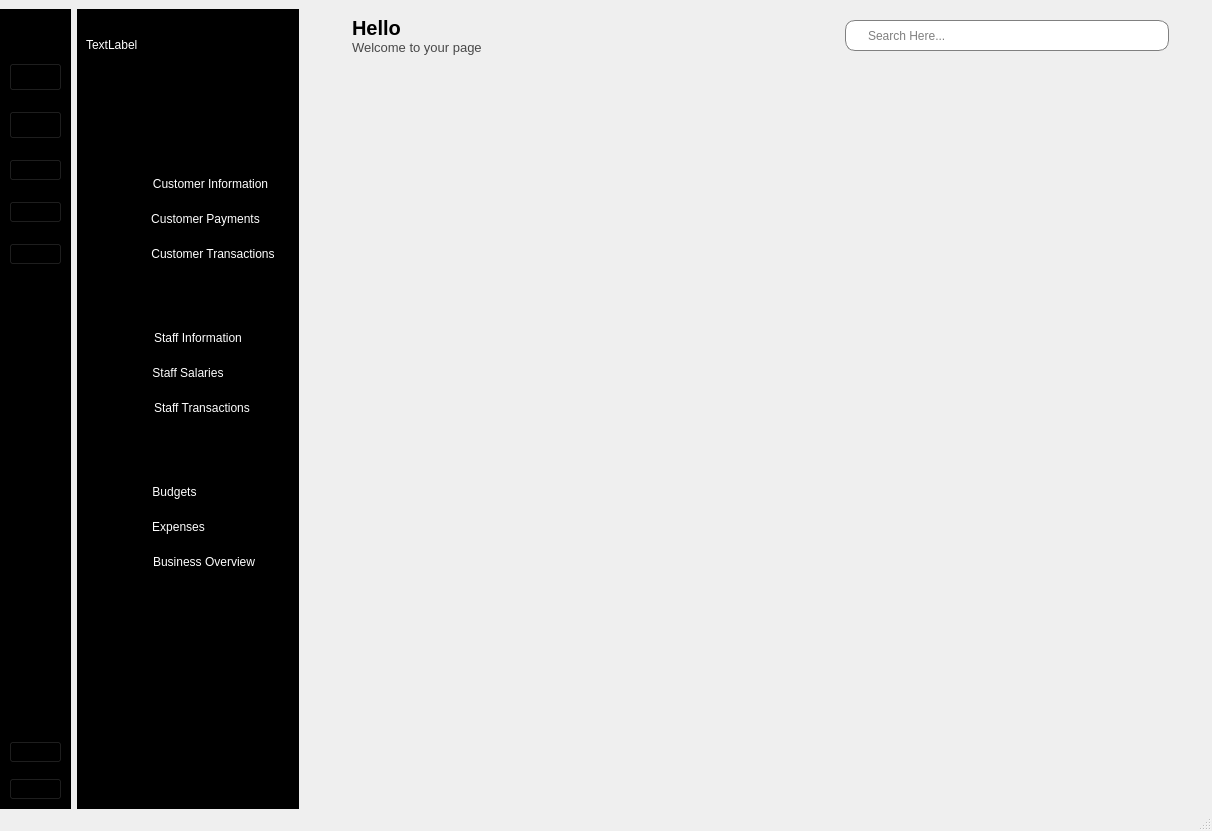
hoquangvinh124/BlackMeetWukong, file MainUI.ui: the form before one commit.
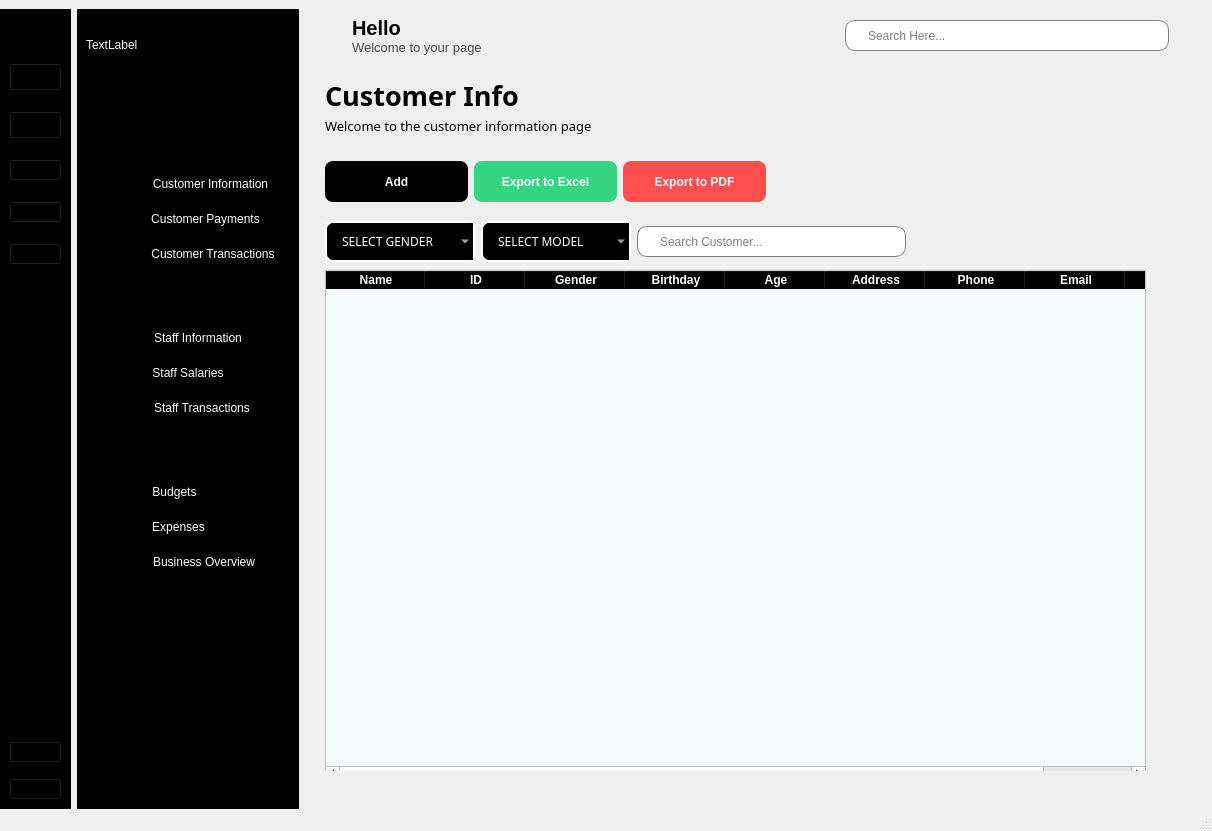
The form after the commit. The open tabs and pages were chosen to show the change. Icons and pictures are not drawn.

Commit message: Thêm File Ui

What changed in the file:
```diff
--- a/MainUI.ui
+++ b/MainUI.ui
@@ -1034,10 +1034,10 @@
          <widget class="QStackedWidget" name="stackedWidget">
           <property name="geometry">
            <rect>
-            <x>9</x>
-            <y>10</y>
-            <width>232</width>
-            <height>188</height>
+            <x>0</x>
+            <y>0</y>
+            <width>841</width>
+            <height>701</height>
            </rect>
           </property>
           <property name="maximumSize">
@@ -1090,21 +1090,395 @@
            <widget class="QLabel" name="label_9">
             <property name="geometry">
              <rect>
-              <x>250</x>
-              <y>210</y>
-              <width>331</width>
-              <height>141</height>
+              <x>20</x>
+              <y>0</y>
+              <width>221</width>
+              <height>51</height>
              </rect>
             </property>
             <property name="font">
              <font>
-              <pointsize>25</pointsize>
+              <family>Poppins</family>
+              <pointsize>20</pointsize>
+              <bold>true</bold>
              </font>
             </property>
             <property name="text">
-             <string>Customer Information</string>
+             <string>Customer Info</string>
             </property>
            </widget>
+           <widget class="QLabel" name="label_18">
+            <property name="geometry">
+             <rect>
+              <x>20</x>
+              <y>40</y>
+              <width>291</width>
+              <height>31</height>
+             </rect>
+            </property>
+            <property name="font">
+             <font>
+              <family>Poppins</family>
+              <pointsize>10</pointsize>
+              <italic>false</italic>
+              <bold>false</bold>
+             </font>
+            </property>
+            <property name="text">
+             <string>Welcome to the customer information page</string>
+            </property>
+           </widget>
+           <widget class="QTableWidget" name="studentInfo_table">
+            <property name="geometry">
+             <rect>
+              <x>20</x>
+              <y>200</y>
+              <width>821</width>
+              <height>511</height>
+             </rect>
+            </property>
+            <property name="styleSheet">
+             <string notr="true">QHeaderView::section{
+ font-weight:bold;
+ background-color:black;
+color:white;
+}
+
+QTableWidget{
+ alternate-background-color: #B0EDFB;
+ background-color: #F4F9FA;
+}
+</string>
+            </property>
+            <property name="alternatingRowColors">
+             <bool>true</bool>
+            </property>
+            <column>
+             <property name="text">
+              <string>Name</string>
+             </property>
+            </column>
+            <column>
+             <property name="text">
+              <string>ID</string>
+             </property>
+            </column>
+            <column>
+             <property name="text">
+              <string>Gender</string>
+             </property>
+            </column>
+            <column>
+             <property name="text">
+              <string>Birthday</string>
+             </property>
+            </column>
+            <column>
+             <property name="text">
+              <string>Age</string>
+             </property>
+            </column>
+            <column>
+             <property name="text">
+              <string>Address</string>
+             </property>
+            </column>
+            <column>
+             <property name="text">
+              <string>Phone</string>
+             </property>
+            </column>
+            <column>
+             <property name="text">
+              <string>Email</string>
+             </property>
+            </column>
+            <column>
+             <property name="text">
+              <string>Action</string>
+             </property>
+            </column>
+           </widget>
+           <widget class="QWidget" name="">
+            <property name="geometry">
+             <rect>
+              <x>20</x>
+              <y>90</y>
+              <width>441</width>
+              <height>43</height>
+             </rect>
+            </property>
+            <layout class="QHBoxLayout" name="horizontalLayout_4">
+             <item>
+              <widget class="QPushButton" name="addpushButton">
+               <property name="minimumSize">
+                <size>
+                 <width>0</width>
+                 <height>41</height>
+                </size>
+               </property>
+               <property name="font">
+                <font>
+                 <pointsize>-1</pointsize>
+                 <bold>true</bold>
+                </font>
+               </property>
+               <property name="styleSheet">
+                <string notr="true">QPushButton{
+	
+	background-color: rgb(0, 0, 0);
+	color: white;
+	border: none;
+	border-radius: 8px;
+	font-weight: bold;
+	font-size: 12px;
+
+}</string>
+               </property>
+               <property name="text">
+                <string>Add</string>
+               </property>
+               <property name="icon">
+                <iconset resource="Accessories/resources.qrc">
+                 <normaloff>:/add student.png</normaloff>:/add student.png</iconset>
+               </property>
+              </widget>
+             </item>
+             <item>
+              <widget class="QPushButton" name="excelExport_btn">
+               <property name="minimumSize">
+                <size>
+                 <width>0</width>
+                 <height>41</height>
+                </size>
+               </property>
+               <property name="font">
+                <font>
+                 <pointsize>-1</pointsize>
+                 <bold>true</bold>
+                </font>
+               </property>
+               <property name="styleSheet">
+                <string notr="true">QPushButton{
+	background-color: #34D481;
+	color: white;
+	border: none;
+	border-radius: 8px;
+	font-weight: bold;
+	font-size: 12px;
+
+}</string>
+               </property>
+               <property name="text">
+                <string>Export to Excel</string>
+               </property>
+               <property name="icon">
+                <iconset resource="Accessories/resources.qrc">
+                 <normaloff>:/excel.png</normaloff>:/excel.png</iconset>
+               </property>
+              </widget>
+             </item>
+             <item>
+              <widget class="QPushButton" name="pdfExport_btn">
+               <property name="minimumSize">
+                <size>
+                 <width>0</width>
+                 <height>41</height>
+                </size>
+               </property>
+               <property name="font">
+                <font>
+                 <pointsize>-1</pointsize>
+                 <bold>true</bold>
+                </font>
+               </property>
+               <property name="styleSheet">
+                <string notr="true">QPushButton{
+	
+	background-color: rgb(255, 78, 78);
+	color: white;
+	border: none;
+	border-radius: 8px;
+	font-weight: bold;
+	font-size: 12px;
+
+}</string>
+               </property>
+               <property name="text">
+                <string>Export to PDF</string>
+               </property>
+               <property name="icon">
+                <iconset resource="Accessories/resources.qrc">
+                 <normaloff>:/pdf.png</normaloff>:/pdf.png</iconset>
+               </property>
+              </widget>
+             </item>
+            </layout>
+           </widget>
+           <widget class="QWidget" name="">
+            <property name="geometry">
+             <rect>
+              <x>20</x>
+              <y>150</y>
+              <width>581</width>
+              <height>43</height>
+             </rect>
+            </property>
+            <layout class="QHBoxLayout" name="horizontalLayout_5">
+             <item>
+              <widget class="QComboBox" name="select_gender">
+               <property name="minimumSize">
+                <size>
+                 <width>150</width>
+                 <height>0</height>
+                </size>
+               </property>
+               <property name="font">
+                <font>
+                 <family>Poppins Medium</family>
+                 <pointsize>9</pointsize>
+                 <bold>false</bold>
+                </font>
+               </property>
+               <property name="styleSheet">
+                <string notr="true">QComboBox{
+	border: 2px solid white;
+	border-radius: 8px;
+	padding: 1px 18px 1px 3px;
+	background-color: black;
+	color: white;
+	height: 35px;
+	padding-left: 15px;
+	font-weight: ;
+	selection-background-color: #2980B9;
+}
+</string>
+               </property>
+               <item>
+                <property name="text">
+                 <string>SELECT GENDER</string>
+                </property>
+               </item>
+               <item>
+                <property name="text">
+                 <string>Male</string>
+                </property>
+               </item>
+               <item>
+                <property name="text">
+                 <string>Female</string>
+                </property>
+               </item>
+               <item>
+                <property name="text">
+                 <string>Others</string>
+                </property>
+               </item>
+              </widget>
+             </item>
+             <item>
+              <widget class="QComboBox" name="select_class">
+               <property name="minimumSize">
+                <size>
+                 <width>150</width>
+                 <height>0</height>
+                </size>
+               </property>
+               <property name="font">
+                <font>
+                 <family>Poppins Medium</family>
+                 <pointsize>9</pointsize>
+                 <bold>false</bold>
+                </font>
+               </property>
+               <property name="styleSheet">
+                <string notr="true">QComboBox{
+	border: 2px solid white;
+	border-radius: 8px;
+	padding: 1px 18px 1px 3px;
+	background-color: black;
+	color: white;
+	height: 35px;
+	padding-left: 15px;
+	font-weight: ;
+	selection-background-color: #2980B9;
+}
+</string>
+               </property>
+               <item>
+                <property name="text">
+                 <string>SELECT MODEL</string>
+                </property>
+               </item>
+               <item>
+                <property name="text">
+                 <string>Model 2</string>
+                </property>
+               </item>
+               <item>
+                <property name="text">
+                 <string>Model 3</string>
+                </property>
+               </item>
+               <item>
+                <property name="text">
+                 <string>Model 4</string>
+                </property>
+               </item>
+               <item>
+                <property name="text">
+                 <string>Model 5</string>
+                </property>
+               </item>
+               <item>
+                <property name="text">
+                 <string>Model 6</string>
+                </property>
+               </item>
+               <item>
+                <property name="text">
+                 <string>Model 7</string>
+                </property>
+               </item>
+               <item>
+                <property name="text">
+                 <string>Model 8</string>
+                </property>
+               </item>
+               <item>
+                <property name="text">
+                 <string>Model 9</string>
+                </property>
+               </item>
+               <item>
+                <property name="text">
+                 <string>Model 10</string>
+                </property>
+               </item>
+              </widget>
+             </item>
+             <item>
+              <widget class="QLineEdit" name="search_student">
+               <property name="minimumSize">
+                <size>
+                 <width>0</width>
+                 <height>31</height>
+                </size>
+               </property>
+               <property name="styleSheet">
+                <string notr="true">QLineEdit{
+padding-left:20px;
+border:1px solid gray;
+border-radius:10px;
+}</string>
+               </property>
+               <property name="placeholderText">
+                <string>Search Customer...</string>
+               </property>
+              </widget>
+             </item>
+            </layout>
+           </widget>
           </widget>
           <widget class="QWidget" name="page_4">
            <widget class="QLabel" name="label_10">
```
Left out of the diff: 12 changed lines with no effect on the pictures. The commit also changes 1 other file.
